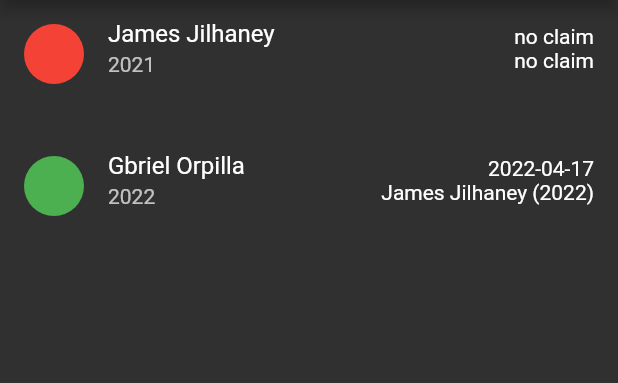
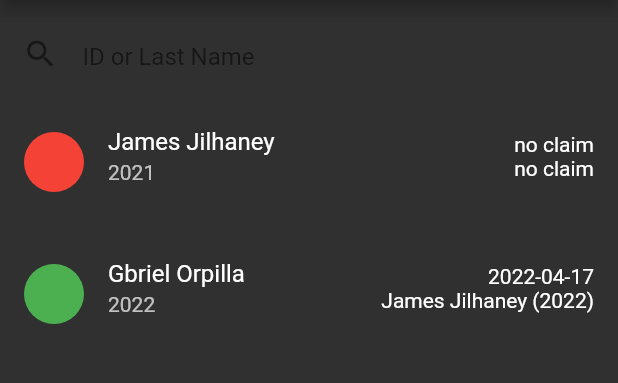
Before and after one commit to Biowulf21/Arthur-Subscriber-Manager, a Flutter app: the screen it shows once a user with an empty profile is signed in, on a phone screen of 412 x 824 dp, the part 84-467 px from its top. Run offline on Flutter 3.47's test engine with Material 2 defaults, Android fonts, the phone set to English and light mode, and no system bars; our stand-ins replace firebase_auth, firebase_core, font_awesome_flutter, google_sign_in, social_login_buttons; accounts and stored records are empty; network calls fail.

Commit message:
Adding initial searchbar to search locally

```diff
--- a/lib/screens/homepage.dart
+++ b/lib/screens/homepage.dart
@@ -1,7 +1,8 @@
 import 'package:arthur/models/subscriber.dart';
+import 'package:arthur/widgets/search_bar.dart';
+import 'package:arthur/widgets/subscriber_tile.dart';
 import 'package:firebase_auth/firebase_auth.dart';
 import 'package:flutter/material.dart';
-import 'package:intl/intl.dart';
 
 class Home extends StatefulWidget {
   Home({Key? key}) : super(key: key);
@@ -38,6 +39,10 @@ class _HomeState extends State<Home> {
         ),
         body: Column(
           children: <Widget>[
+            Padding(
+              padding: const EdgeInsets.all(15.0),
+              child: buildSearchBar(),
+            ),
             Expanded(
               child: ListView.builder(
                 itemCount: widget.subscribers.length,
@@ -61,30 +66,4 @@ class _HomeState extends State<Home> {
     //   ),
     // );
   }
-
-  Widget buildSubscriberTile(Subscriber subscriber) => ListTile(
-      isThreeLine: true,
-      leading: CircleAvatar(
-        backgroundColor:
-            subscriber.hasClaimed == false ? Colors.red : Colors.green,
-      ),
-      title: Text(subscriber.firstName + " " + subscriber.lastName),
-      subtitle: Text(subscriber.xuID),
-      trailing: Column(
-        mainAxisSize: MainAxisSize.min,
-        crossAxisAlignment: CrossAxisAlignment.end,
-        children: <Widget>[
-          Text(
-            formatDate(subscriber.claimDate),
-          ),
-          Text(subscriber.editor ?? "no claim"),
-        ],
-      ));
-
-  String formatDate(DateTime? date) {
-    if (date == null) return "no claim";
-    final DateFormat formatter = DateFormat('yyyy-MM-dd');
-    final String formatted = formatter.format(date);
-    return formatted;
-  }
 }
--- a/lib/widgets/search_bar.dart
+++ b/lib/widgets/search_bar.dart
@@ -1,15 +1,77 @@
+import 'package:arthur/models/subscriber.dart';
 import 'package:flutter/material.dart';
 
-class SearchBar extends StatefulWidget {
-  const SearchBar({Key? key}) : super(key: key);
+String query = "";
+Widget buildSearchBar() => SearchWidget(
+    text: query, hintText: "ID or Last Name", onChanged: searchbook);
+
+class SearchWidget extends StatefulWidget {
+  const SearchWidget(
+      {required this.text,
+      required this.hintText,
+      required this.onChanged,
+      Key? key})
+      : super(key: key);
+
+  final String text;
+  final ValueChanged<String> onChanged;
+  final String hintText;
 
   @override
-  State<SearchBar> createState() => _SearchBarState();
+  State<SearchWidget> createState() => _SearchWidgetState();
 }
 
-class _SearchBarState extends State<SearchBar> {
+class _SearchWidgetState extends State<SearchWidget> {
+  TextEditingController controller = TextEditingController();
+
+  @override
+  void dispose() {
+    // TODO: implement dispose
+    super.dispose();
+    controller.dispose();
+  }
+
   @override
   Widget build(BuildContext context) {
-    return Container();
+    const styleActive = const TextStyle(color: Colors.black);
+    const styleHint = const TextStyle(color: Colors.black54);
+    final style = widget.text.isEmpty ? styleHint : styleActive;
+    return Container(
+      height: 42.0,
+      decoration: BoxDecoration(
+        borderRadius: BorderRadius.circular(20.0),
+      ),
+      child: TextField(
+        controller: controller,
+        decoration: InputDecoration(
+          icon: Icon(Icons.search, color: style.color),
+          suffixIcon: widget.text.isNotEmpty
+              ? GestureDetector(
+                  child: Icon(Icons.close, color: style.color),
+                  onTap: () {
+                    controller.clear();
+                    widget.onChanged('');
+                    FocusScope.of(context).requestFocus(FocusNode());
+                  },
+                )
+              : null,
+          hintText: widget.hintText,
+          hintStyle: style,
+          border: InputBorder.none,
+        ),
+        style: style,
+        onChanged: widget.onChanged,
+      ),
+    );
   }
 }
+
+void searchbook(String query) {
+  final subscribers = testSubscribers.where((subscriber) {
+    final lastNameLower = subscriber.lastName.toLowerCase();
+    final firstNameLower = subscriber.firstName.toLowerCase();
+    final searchQueryLower = query.toLowerCase();
+
+    return lastNameLower.contains(searchQueryLower);
+  }).toList();
+}
--- /dev/null
+++ b/lib/widgets/subscriber_tile.dart
@@ -0,0 +1,29 @@
+import "package:flutter/material.dart";
+import 'package:intl/intl.dart';
+import 'package:arthur/models/subscriber.dart';
+
+Widget buildSubscriberTile(Subscriber subscriber) => ListTile(
+    isThreeLine: true,
+    leading: CircleAvatar(
+      backgroundColor:
+          subscriber.hasClaimed == false ? Colors.red : Colors.green,
+    ),
+    title: Text(subscriber.firstName + " " + subscriber.lastName),
+    subtitle: Text(subscriber.xuID),
+    trailing: Column(
+      mainAxisSize: MainAxisSize.min,
+      crossAxisAlignment: CrossAxisAlignment.end,
+      children: <Widget>[
+        Text(
+          formatDate(subscriber.claimDate),
+        ),
+        Text(subscriber.editor ?? "no claim"),
+      ],
+    ));
+
+String formatDate(DateTime? date) {
+  if (date == null) return "no claim";
+  final DateFormat formatter = DateFormat('yyyy-MM-dd');
+  final String formatted = formatter.format(date);
+  return formatted;
+}
```
